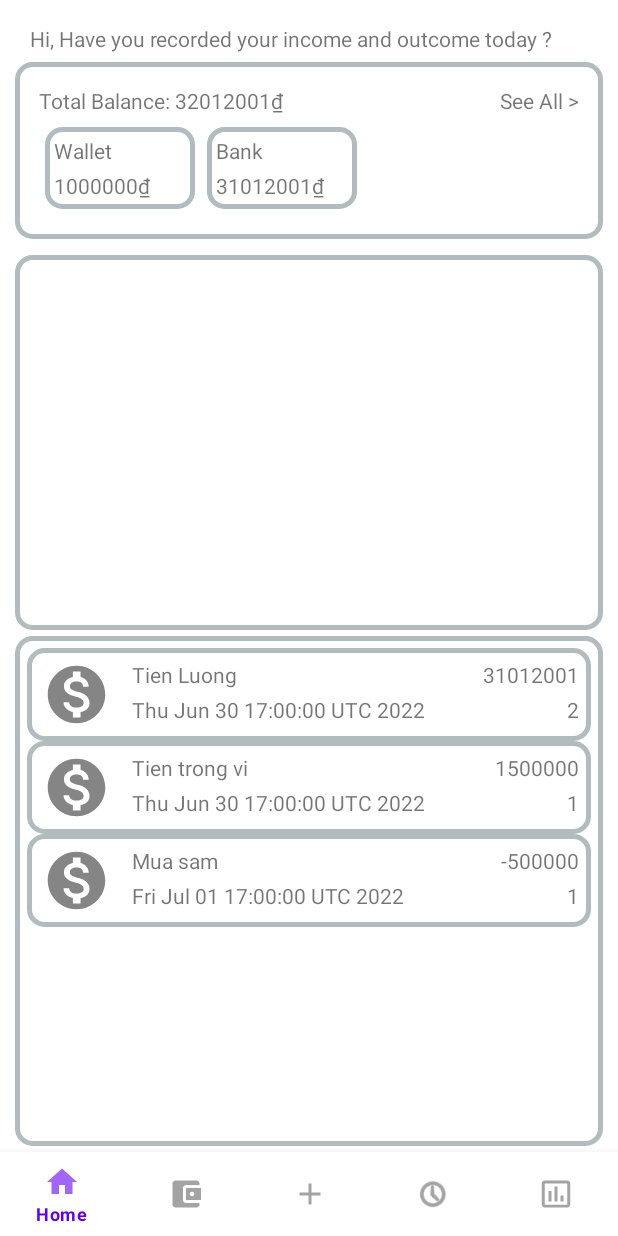
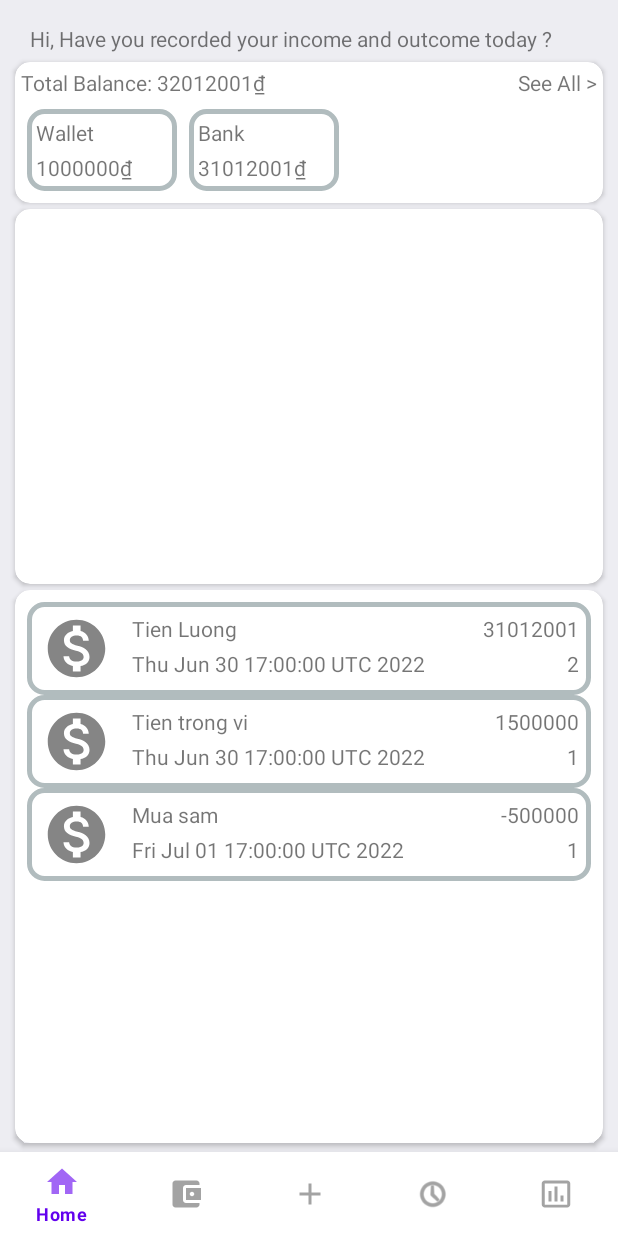
Before and after one commit to githubfrostpixel/MyWallet, an Android app: the screen it shows after launch (MainActivity), on a phone screen of 412 x 824 dp. Run offline under Robolectric (Android 15) with nearby library versions, the phone set to English and light mode, and no system bars; our stand-ins replace Room's generated code.

Commit message:
change card

```diff
--- a/app/build.gradle
+++ b/app/build.gradle
@@ -29,6 +29,7 @@ android {
 
 dependencies {
 
+
     def room_version = "2.4.2"
     implementation "androidx.room:room-runtime:$room_version"
     annotationProcessor "androidx.room:room-compiler:$room_version"
@@ -40,4 +41,11 @@ dependencies {
     testImplementation 'junit:junit:4.13.2'
     androidTestImplementation 'androidx.test.ext:junit:1.1.3'
     androidTestImplementation 'androidx.test.espresso:espresso-core:3.4.0'
+
+// For Card view
+    implementation 'androidx.cardview:cardview:1.0.0'
+
+// Chart and graph library
+    implementation 'com.github.blackfizz:eazegraph:1.2.5l@aar'
+    implementation 'com.nineoldandroids:library:2.4.0'
 }
--- a/app/src/main/res/layout/fragment_home.xml
+++ b/app/src/main/res/layout/fragment_home.xml
@@ -3,7 +3,9 @@
     xmlns:app="http://schemas.android.com/apk/res-auto"
     xmlns:tools="http://schemas.android.com/tools"
     android:layout_width="match_parent"
-    android:layout_height="match_parent">
+    android:layout_height="match_parent"
+    android:background="@color/gray"
+    android:onClick="toReport">
 
     <TextView
         android:id="@+id/dailyTipTextView"
@@ -23,21 +25,28 @@
         app:layout_constraintVertical_bias="0.016"
         tools:visibility="visible" />
 
-    <androidx.constraintlayout.widget.ConstraintLayout
+    <androidx.cardview.widget.CardView
         android:id="@+id/walletZone"
-        android:layout_width="0dp"
+        android:layout_width="match_parent"
         android:layout_height="wrap_content"
         android:layout_marginHorizontal="4dp"
         android:layout_marginVertical="4dp"
         android:layout_marginStart="10dp"
         android:layout_marginTop="4dp"
         android:layout_marginEnd="10dp"
-        android:background="@drawable/layout_border"
+        android:elevation="10dp"
         android:onClick="toWallet"
         android:padding="16dp"
+        app:cardCornerRadius="10dp"
         app:layout_constraintEnd_toEndOf="parent"
         app:layout_constraintStart_toStartOf="parent"
         app:layout_constraintTop_toBottomOf="@+id/dailyTipTextView">
+
+        <androidx.constraintlayout.widget.ConstraintLayout
+            android:layout_width="match_parent"
+            android:layout_height="match_parent"
+            android:onClick="toWallet"
+            android:padding="4dp">
 
             <TextView
                 android:id="@+id/totalBalanceTextView"
@@ -49,82 +58,93 @@
             <TextView
                 android:layout_width="wrap_content"
                 android:layout_height="wrap_content"
+                android:onClick="toWallet"
                 android:text="See All >"
                 app:layout_constraintBaseline_toBaselineOf="@+id/totalBalanceTextView"
                 app:layout_constraintEnd_toEndOf="parent" />
 
             <androidx.recyclerview.widget.RecyclerView
                 android:id="@+id/home_wallet_recycler"
-            android:layout_width="0dp"
+                android:layout_width="match_parent"
                 android:layout_height="wrap_content"
                 android:layout_marginTop="8dp"
                 android:layout_marginBottom="4dp"
+                android:onClick="toWallet"
                 app:layout_constraintBottom_toBottomOf="parent"
                 app:layout_constraintEnd_toEndOf="parent"
                 app:layout_constraintHorizontal_bias="0.312"
                 app:layout_constraintStart_toStartOf="@+id/totalBalanceTextView"
                 app:layout_constraintTop_toBottomOf="@+id/totalBalanceTextView"
-            app:layout_constraintVertical_bias="0.0" />
-
+                app:layout_constraintVertical_bias="0.0"
+                tools:itemCount="5"
+                tools:layoutManager="GridLayoutManager"
+                tools:listitem="@layout/recycler_view_item"
+                tools:spanCount="5" />
         </androidx.constraintlayout.widget.ConstraintLayout>
 
-    <androidx.constraintlayout.widget.ConstraintLayout
-        android:id="@+id/reportZone"
-        android:layout_width="0dp"
+    </androidx.cardview.widget.CardView>
+
+    <androidx.cardview.widget.CardView
+        android:id="@+id/cardViewReport"
+        android:layout_width="match_parent"
         android:layout_height="250dp"
-        android:layout_marginHorizontal="4dp"
-        android:layout_marginVertical="4dp"
         android:layout_marginStart="10dp"
         android:layout_marginTop="4dp"
         android:layout_marginEnd="10dp"
-        android:background="@drawable/layout_border"
-        android:onClick="toReport"
-        android:padding="4dp"
-        app:layout_constraintBottom_toBottomOf="parent"
+        android:elevation="10dp"
+        app:cardCornerRadius="10dp"
         app:layout_constraintEnd_toEndOf="parent"
         app:layout_constraintHorizontal_bias="0.0"
         app:layout_constraintStart_toStartOf="parent"
-        app:layout_constraintTop_toBottomOf="@+id/walletZone"
-        app:layout_constraintVertical_bias="0.019">
+        app:layout_constraintTop_toBottomOf="@+id/walletZone">
+
+        <androidx.constraintlayout.widget.ConstraintLayout
+            android:layout_width="match_parent"
+            android:layout_height="match_parent">
 
         </androidx.constraintlayout.widget.ConstraintLayout>
+    </androidx.cardview.widget.CardView>
+
+    <androidx.cardview.widget.CardView
+        android:layout_width="match_parent"
+        android:layout_height="0dp"
+        android:layout_marginStart="10dp"
+        android:layout_marginTop="4dp"
+        android:layout_marginEnd="10dp"
+        android:layout_marginBottom="6dp"
+        android:onClick="toHistory"
+        app:cardCornerRadius="10dp"
+        app:layout_constraintBottom_toBottomOf="parent"
+        app:layout_constraintEnd_toEndOf="parent"
+        app:layout_constraintStart_toStartOf="parent"
+        app:layout_constraintTop_toBottomOf="@+id/cardViewReport">
 
         <androidx.constraintlayout.widget.ConstraintLayout
             android:id="@+id/transactionZone"
-        android:layout_width="0dp"
-        android:layout_height="0dp"
-        android:layout_marginHorizontal="4dp"
-        android:layout_marginVertical="4dp"
-        android:layout_marginStart="10dp"
-        android:layout_marginTop="4dp"
-        android:layout_marginEnd="10dp"
-        android:background="@drawable/layout_border"
+            android:layout_width="match_parent"
+            android:layout_height="match_parent"
+            android:layout_marginHorizontal="0dp"
+            android:layout_marginVertical="0dp"
+            android:layout_marginStart="0dp"
+            android:layout_marginTop="0dp"
+            android:layout_marginEnd="0dp"
             android:onClick="toHistory"
-        android:padding="4dp"
-        app:layout_constraintBottom_toBottomOf="parent"
-        app:layout_constraintEnd_toEndOf="parent"
-        app:layout_constraintHorizontal_bias="0.0"
-        app:layout_constraintStart_toStartOf="parent"
-        app:layout_constraintTop_toBottomOf="@+id/reportZone"
-        app:layout_constraintVertical_bias="0.0">
+            android:padding="4dp">
 
             <androidx.recyclerview.widget.RecyclerView
                 android:id="@+id/home_transaction_recycler"
                 android:layout_width="0dp"
                 android:layout_height="0dp"
-            android:layout_margin="4dp"
                 android:layout_marginHorizontal="4dp"
                 android:layout_marginVertical="4dp"
-            android:layout_marginStart="10dp"
-            android:layout_marginTop="16dp"
-            android:layout_marginEnd="10dp"
-            android:layout_marginBottom="16dp"
                 app:layout_constraintBottom_toBottomOf="parent"
                 app:layout_constraintEnd_toEndOf="parent"
-            app:layout_constraintHorizontal_bias="0.0"
+                app:layout_constraintHorizontal_bias="1.0"
                 app:layout_constraintStart_toStartOf="parent"
                 app:layout_constraintTop_toTopOf="parent"
                 app:layout_constraintVertical_bias="0.0" />
-    </androidx.constraintlayout.widget.ConstraintLayout>
 
         </androidx.constraintlayout.widget.ConstraintLayout>
+    </androidx.cardview.widget.CardView>
+
+</androidx.constraintlayout.widget.ConstraintLayout>
--- /dev/null
+++ b/app/src/main/res/layout/recycler_view_item.xml
@@ -0,0 +1,7 @@
+<ImageView xmlns:android="http://schemas.android.com/apk/res/android"
+    xmlns:tools="http://schemas.android.com/tools"
+    android:id="@+id/imageView1"
+    android:layout_width="50dp"
+    android:layout_height="50dp"
+    android:layout_margin="5dp"
+    tools:src="@tools:sample/avatars" />
--- a/app/src/main/res/values/colors.xml
+++ b/app/src/main/res/values/colors.xml
@@ -7,4 +7,18 @@
     <color name="teal_700">#FF018786</color>
     <color name="black">#FF000000</color>
     <color name="white">#FFFFFFFF</color>
+    <color name="gray">#EDEDF2</color>
+
+    <color name="colorPrimary">#024265</color>
+    <color name="colorPrimaryDark">#024265</color>
+    <color name="colorAccent">#05af9b</color>
+
+    <color name="color_one">#fb7268</color>
+    <color name="color_white">#ededf2</color>
+    <color name="color_two">#E3E0E0</color>
+
+    <color name="top1">#FFA726</color>
+    <color name="top2">#66BB6A</color>
+    <color name="top3">#EF5350</color>
+    <color name="rest">#29B6F6</color>
 </resources>
--- a/gradle.properties
+++ b/gradle.properties
@@ -19,3 +19,4 @@ android.useAndroidX=true
 # resources declared in the library itself and none from the library's dependencies,
 # thereby reducing the size of the R class for that library
 android.nonTransitiveRClass=true
+android.enableJetifier=true
--- a/settings.gradle
+++ b/settings.gradle
@@ -6,10 +6,11 @@ pluginManagement {
     }
 }
 dependencyResolutionManagement {
-    repositoriesMode.set(RepositoriesMode.FAIL_ON_PROJECT_REPOS)
+    repositoriesMode.set(RepositoriesMode.PREFER_SETTINGS)
     repositories {
         google()
         mavenCentral()
+        maven { url 'https://jitpack.io' }
     }
 }
 rootProject.name = "MyWallet"
```
Also changed, not shown: app/src/main/java/com/example/mywallet/HomeFragment.java (+5 -2 lines), build.gradle (line endings or trailing spaces). Lines whose indentation alone changed are shown as unchanged.
